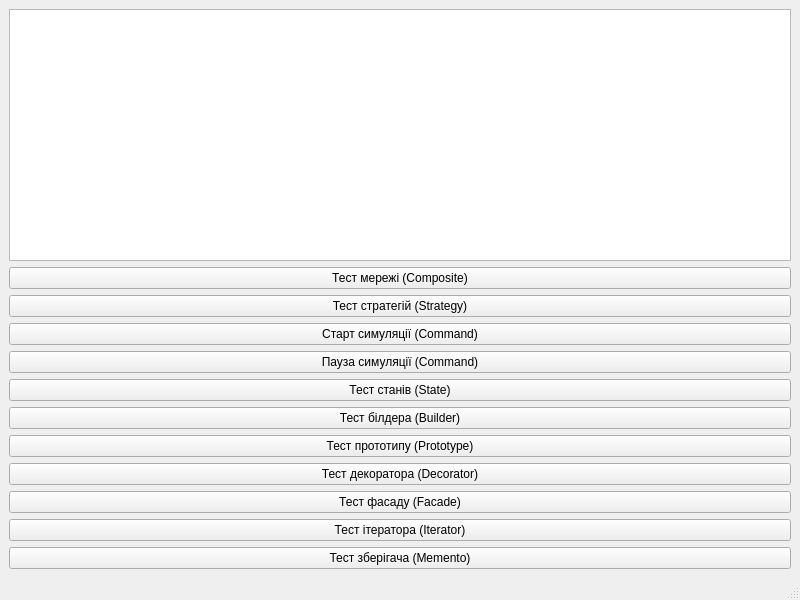
IvanAntonchuk/oop-lab2-network-simulator, file gui/mainwindow.ui: the form before one commit.
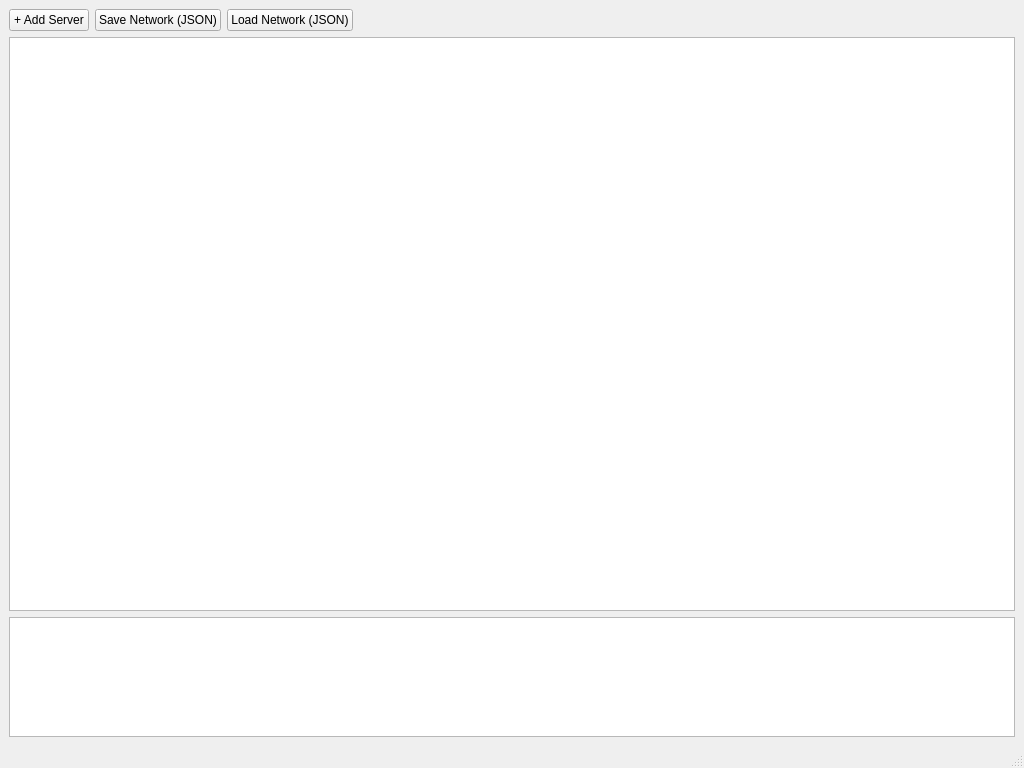
The form after the commit.

Commit message: Initialize graphical UI with interactive QGraphicsScene canvas

What changed in the file:
```diff
--- a/gui/mainwindow.ui
+++ b/gui/mainwindow.ui
@@ -6,8 +6,8 @@
    <rect>
     <x>0</x>
     <y>0</y>
-    <width>800</width>
-    <height>600</height>
+    <width>1024</width>
+    <height>768</height>
    </rect>
   </property>
   <property name="windowTitle">
@@ -15,90 +15,60 @@
   </property>
   <widget class="QWidget" name="centralwidget">
    <layout class="QVBoxLayout" name="verticalLayout">
+    <item>
+     <layout class="QHBoxLayout" name="horizontalLayout">
+      <item>
+       <widget class="QPushButton" name="btnAddServer">
+        <property name="text">
+         <string>+ Add Server</string>
+        </property>
+       </widget>
+      </item>
+      <item>
+       <widget class="QPushButton" name="btnSaveNetwork">
+        <property name="text">
+         <string>Save Network (JSON)</string>
+        </property>
+       </widget>
+      </item>
+      <item>
+       <widget class="QPushButton" name="btnLoadNetwork">
+        <property name="text">
+         <string>Load Network (JSON)</string>
+        </property>
+       </widget>
+      </item>
+      <item>
+       <spacer name="horizontalSpacer">
+        <property name="orientation">
+         <enum>Qt::Horizontal</enum>
+        </property>
+        <property name="sizeHint" stdset="0">
+         <size>
+          <width>40</width>
+          <height>20</height>
+         </size>
+        </property>
+       </spacer>
+      </item>
+     </layout>
+    </item>
+    <item>
+     <widget class="QGraphicsView" name="graphicsView"/>
+    </item>
     <item>
      <widget class="QTextEdit" name="textEditLog">
+      <property name="maximumSize">
+       <size>
+        <width>16777215</width>
+        <height>120</height>
+       </size>
+      </property>
       <property name="readOnly">
        <bool>true</bool>
       </property>
      </widget>
     </item>
-    <item>
-     <widget class="QPushButton" name="btnTestComposite">
-      <property name="text">
-       <string>Тест мережі (Composite)</string>
-      </property>
-     </widget>
-    </item>
-    <item>
-     <widget class="QPushButton" name="btnTestStrategy">
-      <property name="text">
-       <string>Тест стратегій (Strategy)</string>
-      </property>
-     </widget>
-    </item>
-    <item>
-     <widget class="QPushButton" name="btnStartSimulation">
-      <property name="text">
-       <string>Старт симуляції (Command)</string>
-      </property>
-     </widget>
-    </item>
-    <item>
-     <widget class="QPushButton" name="btnPauseSimulation">
-      <property name="text">
-       <string>Пауза симуляції (Command)</string>
-      </property>
-     </widget>
-    </item>
-    <item>
-     <widget class="QPushButton" name="btnTestState">
-      <property name="text">
-       <string>Тест станів (State)</string>
-      </property>
-     </widget>
-    </item>
-    <item>
-     <widget class="QPushButton" name="btnTestBuilder">
-      <property name="text">
-       <string>Тест білдера (Builder)</string>
-      </property>
-     </widget>
-    </item>
-    <item>
-     <widget class="QPushButton" name="btnTestPrototype">
-      <property name="text">
-       <string>Тест прототипу (Prototype)</string>
-      </property>
-     </widget>
-    </item>
-    <item>
-     <widget class="QPushButton" name="btnTestDecorator">
-      <property name="text">
-       <string>Тест декоратора (Decorator)</string>
-      </property>
-     </widget>
-    </item>
-    <item>
-     <widget class="QPushButton" name="btnTestFacade">
-      <property name="text">
-       <string>Тест фасаду (Facade)</string>
-      </property>
-     </widget>
-    </item>
-    <item>
-     <widget class="QPushButton" name="btnTestIterator">
-      <property name="text">
-       <string>Тест ітератора (Iterator)</string>
-      </property>
-     </widget>
-    </item>
-    <item>
-     <widget class="QPushButton" name="btnTestMemento">
-      <property name="text">
-       <string>Тест зберігача (Memento)</string>
-      </property>
-     </widget>
-    </item>
    </layout>
   </widget>
   <widget class="QMenuBar" name="menubar">
```
Left out of the diff: 4 changed lines with no effect on the pictures. The commit also changes 2 other files.
